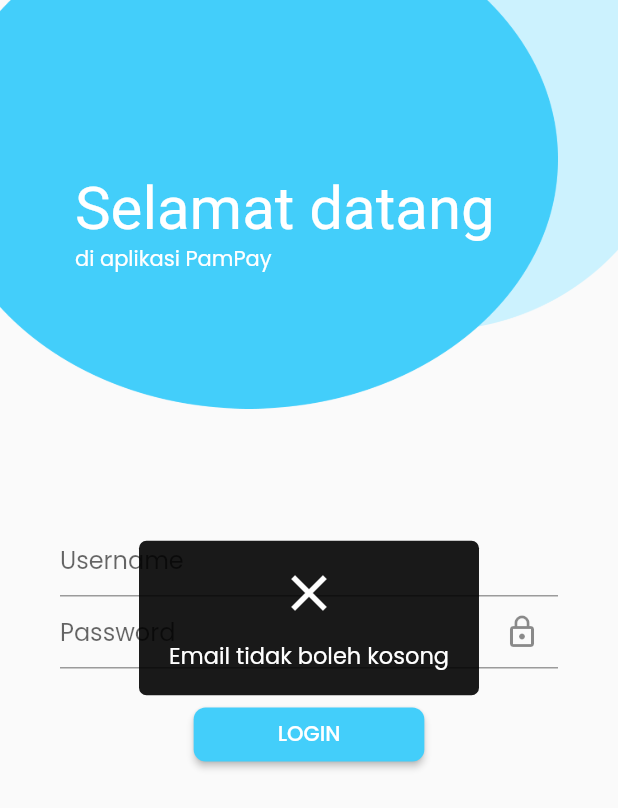
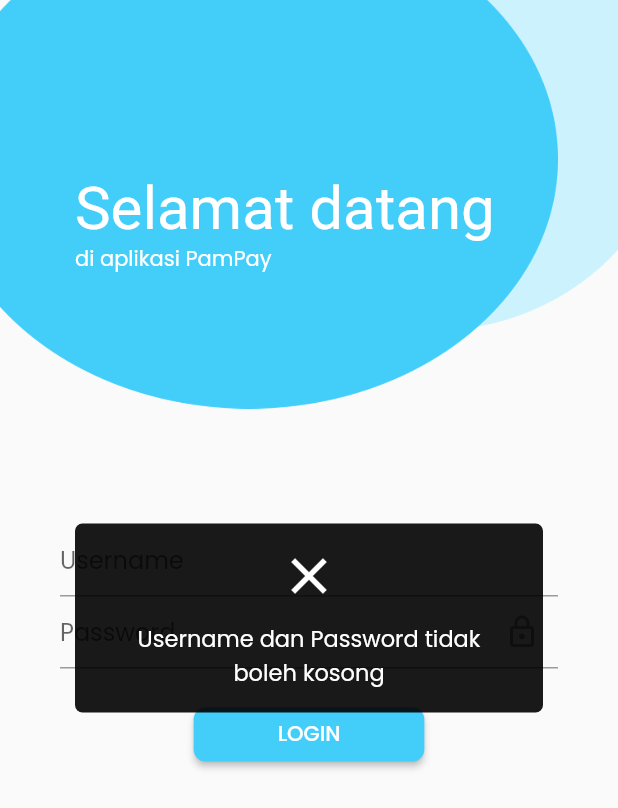
Before and after one commit to febryardiansyah/pamsimas, a Flutter app: the screen it shows after launch, after a tap on "LOGIN", on a phone screen of 412 x 824 dp. Shown: the top 808 px of the screen. Run offline on Flutter 3.47's test engine with Material 2 defaults, Android fonts, the phone set to English and light mode, and no system bars; our stand-ins replace bloc, cloud_firestore, equatable, firebase_auth, firebase_core, flutter_bloc and 9 more; missing offline and left inert: flutter_barcode_scanner; accounts and stored records are empty; Roboto replaces fonts that are missing (Rancho).

```diff
--- a/lib/repositories/auth_repo.dart
+++ b/lib/repositories/auth_repo.dart
@@ -10,8 +10,11 @@ class AuthRepo {
   final FirebaseFirestore _firestore = FirebaseFirestore.instance;
 
   Future<ResponseModel> signIn({String? email,String? password})async{
-    if (email!.isEmpty) {
-      return ResponseModel(status: false,msg: 'Email tidak boleh kosong',data: null);
+    if (email!.isEmpty && password!.isEmpty) {
+      return ResponseModel(status: false,msg: 'Username dan Password tidak boleh kosong',data: null);
+    }
+    if (email.isEmpty) {
+      return ResponseModel(status: false,msg: 'Username tidak boleh kosong',data: null);
     }
     if (password!.isEmpty) {
       return ResponseModel(status: false,msg: 'Password tidak boleh kosong',data: null);
```
Also changed, not shown: lib/repositories/user_repo.dart (+16 -5 lines), lib/ui/home/home_screen.dart (+2 -5 lines), lib/ui/qr_code/scan_result_screen.dart (+8 -7 lines).
